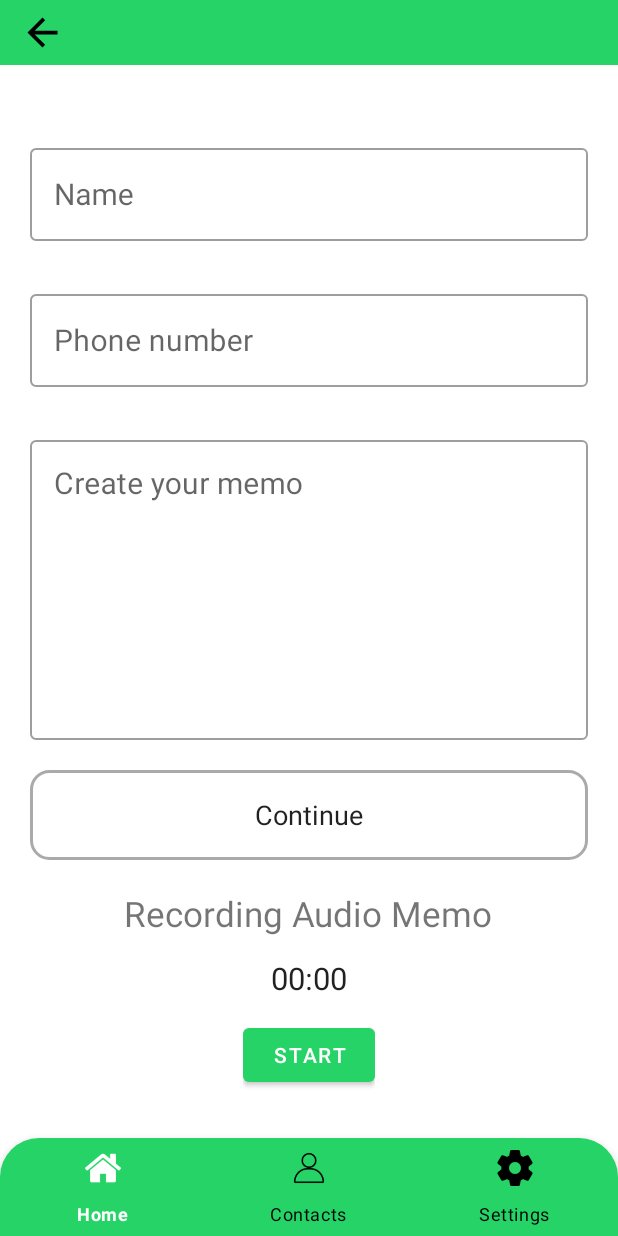
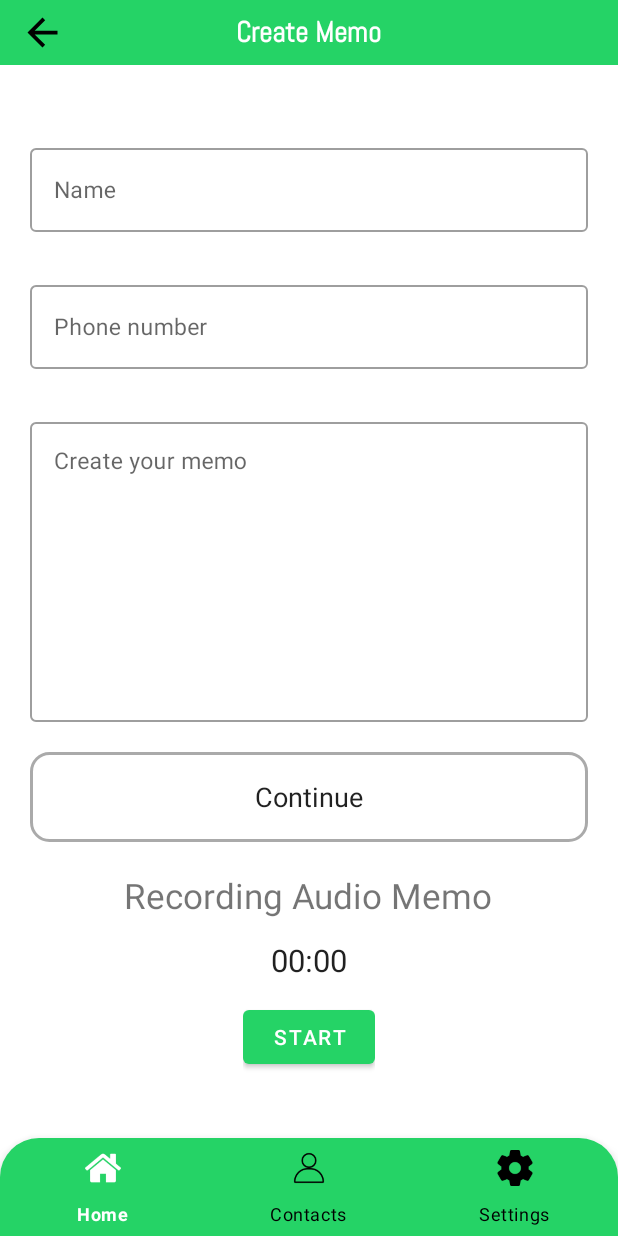
Before and after one commit to Abhish4k/PhoremAndr, an Android app: the HomeFragment screen opened directly, with no data from a screen before it, after a tap on "Create Memo", on a phone screen of 412 x 824 dp. Run offline under Robolectric (Android 15) with nearby library versions, the phone set to English and light mode, and no system bars; our stand-ins replace data binding, sdp/ssp sizes.

Commit message:
Working on create and edit memo

```diff
--- a/app/src/main/java/com/example/phoremandr/fragment/CreateMemoFragment.java
+++ b/app/src/main/java/com/example/phoremandr/fragment/CreateMemoFragment.java
@@ -3,100 +3,106 @@ import android.Manifest;
 import android.content.ContextWrapper;
 import android.content.pm.PackageManager;
 import android.media.MediaRecorder;
-import android.os.Bundle;
 import android.os.Environment;
 import android.os.SystemClock;
-import android.util.Log;
 import android.view.LayoutInflater;
 import android.view.View;
 import android.view.ViewGroup;
-import android.widget.Button;
-import android.widget.Chronometer;
 import android.widget.Toast;
-import androidx.annotation.NonNull;
+
 import androidx.core.app.ActivityCompat;
 import androidx.core.content.ContextCompat;
 import androidx.databinding.DataBindingUtil;
 import androidx.viewbinding.ViewBinding;
 import com.example.phoremandr.R;
+import com.example.phoremandr.api_model.get_memo_by_id.GetMemoByIdDataResponse;
+import com.example.phoremandr.api_model.get_memo_by_id.GetMemoByIdResponse;
 import com.example.phoremandr.base.BaseFragment;
 import com.example.phoremandr.databinding.FragmentCreateMemoBinding;
+import com.example.phoremandr.utils.AppValidator;
+
+import org.jetbrains.annotations.NotNull;
+
 import java.io.File;
 import java.io.IOException;
 import java.util.concurrent.ExecutorService;
 import java.util.concurrent.Executors;
 
+import retrofit2.Call;
+import retrofit2.Callback;
+import retrofit2.Response;
+
 public class CreateMemoFragment extends BaseFragment {
 
     private MediaRecorder recorder;
     private boolean isRecording = false;
-    //sdf
-    private final String recordPermission = Manifest.permission.RECORD_AUDIO;
-    // constant for storing audio permission
+
     public static final int PERMISSION_CODE = 1;
-    private Chronometer myChronometer;
+
     FragmentCreateMemoBinding memoBinding;
-    boolean isVisible;
-    String name;
-    CreateMemoFragment(boolean isVisible, String name){
+    boolean isVisible, isEdit;
+
+    String name, memoId;
+    String audioUrl = "";
+    CreateMemoFragment(boolean isVisible, boolean isEdit, String name, String memoId){
         this.isVisible = isVisible;
+        this.isEdit = isEdit;
         this.name = name;
+        this.memoId = memoId;
     }
     @Override
     public ViewBinding getViewModel(LayoutInflater layoutInflater, ViewGroup container) {
 
         memoBinding = DataBindingUtil.inflate(layoutInflater, R.layout.fragment_create_memo, container, false);
-
-        memoBinding.memoToolbar.setVisibility(isVisible);
-        memoBinding.memoToolbar.setNameData(name);
-        memoBinding.memoToolbar.ivBack.setOnClickListener(v -> {
-            Log.e("==========>","clickable" );
-        });
+        initView();
         return memoBinding;
 
     }
 
-    ExecutorService executorService = Executors.newSingleThreadExecutor();
-
-    @Override
-    public View onCreateView(LayoutInflater inflater, ViewGroup container, Bundle savedInstanceState) {
-        View view = inflater.inflate(R.layout.fragment_create_memo, container, false);
-
-        myChronometer = view.findViewById(R.id.chronometer);
-        Button buttonStart = view.findViewById(R.id.buttonStart);
 
 
 
+    void initView(){
 
-        buttonStart.setOnClickListener(new View.OnClickListener() {
-            @Override
-            public void onClick(View v) {
+        memoBinding.memoToolbar.setNameData(name);
+
+        memoBinding.memoToolbar.setVisibility(isVisible);
+
+        memoBinding.memoToolbar.ivBack.setOnClickListener(v -> {
+           requireFragmentManager().popBackStack();
+
+        });
+
+        if(isEdit){
+            callMemoView();
+        }
+
+        memoBinding.buttonStart.setOnClickListener(v -> {
             if (checkRecordingPermission()) {
                 if (!isRecording) {
                     isRecording = true;
-                        myChronometer.setBase(SystemClock.elapsedRealtime());
-                        myChronometer.start();
+                    memoBinding.chronometer.setBase(SystemClock.elapsedRealtime());
+                    memoBinding.chronometer.start();
                     startRecording();
-                        buttonStart.setText("Stop");
+                    memoBinding.buttonStart.setText(requireContext().getString(R.string.stop));
                 } else {
                     isRecording = false;
-                        myChronometer.stop();
-                        myChronometer.setBase(SystemClock.elapsedRealtime());
+                    memoBinding.chronometer.stop();
+                    memoBinding.chronometer.setBase(SystemClock.elapsedRealtime());
                     saveRecording();
                     Toast.makeText(getContext(), "Recording Saved", Toast.LENGTH_SHORT).show();
-                        buttonStart.setText("Start");
+                    memoBinding.buttonStart.setText(requireContext().getString(R.string.start));
                 }
             } else {
                 requestRecordingPermission();
             }
-            }
         });
-
-
-        return view;
 
     }
 
+
+
+    ExecutorService executorService = Executors.newSingleThreadExecutor();
     private void startRecording() {
         recorder = new MediaRecorder();
         recorder.setAudioSource(MediaRecorder.AudioSource.MIC);
@@ -111,12 +117,9 @@ public class CreateMemoFragment extends BaseFragment {
         recorder.start();
 
         // Update the Chronometer UI on the main thread
-        executorService.execute(new Runnable() {
-            @Override
-            public void run() {
-                myChronometer.setBase(SystemClock.elapsedRealtime());
-                myChronometer.start();
-            }
+        executorService.execute(() -> {
+            memoBinding.chronometer.setBase(SystemClock.elapsedRealtime());
+            memoBinding.chronometer.start();
         });
     }
 
@@ -128,12 +131,9 @@ public class CreateMemoFragment extends BaseFragment {
         recorder = null;
 
         // Update the Chronometer UI on the main thread
-        executorService.execute(new Runnable() {
-            @Override
-            public void run() {
-                myChronometer.stop();
-                myChronometer.setBase(SystemClock.elapsedRealtime());
-            }
+        executorService.execute(() -> {
+            memoBinding.chronometer.stop();
+            memoBinding.chronometer.setBase(SystemClock.elapsedRealtime());
         });
     }
 
@@ -152,24 +152,8 @@ public class CreateMemoFragment extends BaseFragment {
         return true;
     }
 
-    @Override
-    public void onRequestPermissionsResult(int requestCode, @NonNull String[] permissions, @NonNull int[] grantResults) {
-        super.onRequestPermissionsResult(requestCode, permissions, grantResults);
 
-        if (requestCode== PERMISSION_CODE){
-            if (grantResults.length>0){
-                boolean permissionToRecord=grantResults[0]==PackageManager.PERMISSION_GRANTED;
-                if (permissionToRecord){
-                    Toast.makeText(getContext() , "Permission Granted" , Toast.LENGTH_SHORT).show();
-                }else{
-                    Toast.makeText(getContext() , "Permission Denied" , Toast.LENGTH_SHORT).show();
-                }
 
-            }
-
-        }
-
-    }
 
     private  String getRecordingFilePath(){
         ContextWrapper contextWrapper = new ContextWrapper(requireContext());
@@ -177,4 +161,35 @@ public class CreateMemoFragment extends BaseFragment {
         File file = new File(music, "testfile"+".mp3");
         return  file.getPath();
     }
+
+
+    void callMemoView(){
+        memoBinding.createMemoProgress.setVisibility(View.VISIBLE);
+        Call<GetMemoByIdResponse> call3 = apiInterface.callGetMemoById(memoId);
+
+        call3.enqueue(new Callback<GetMemoByIdResponse>() {
+            @Override
+            public void onResponse(@NotNull Call<GetMemoByIdResponse> call, @NotNull Response<GetMemoByIdResponse> response) {
+                memoBinding.createMemoProgress.setVisibility(View.GONE);
+                assert response.body() != null;
+
+                if (response.body().getCode().equals("200")){
+                    GetMemoByIdDataResponse getMemoByIdDataResponse = response.body().getData();
+
+                    memoBinding.etName.setText(getMemoByIdDataResponse.getName());
+                    memoBinding.etMemoName.setText(getMemoByIdDataResponse.getMemo());
+                    memoBinding.etPhone.setText(getMemoByIdDataResponse.getPhoneNumber());
+
+                    audioUrl = getMemoByIdDataResponse.getVoiceMemo();
+
                 }
+
+            }
+            @Override
+            public void onFailure(@NotNull  Call<GetMemoByIdResponse> call, @NotNull Throwable t) {
+                memoBinding.createMemoProgress.setVisibility(View.GONE);
+                AppValidator.logData("getMemoById",""+t.getMessage());
+            }
+        });
+    }
+}
--- a/app/src/main/java/com/example/phoremandr/fragment/HomeFragment.java
+++ b/app/src/main/java/com/example/phoremandr/fragment/HomeFragment.java
@@ -68,7 +68,7 @@ public class HomeFragment extends BaseFragment {
         apiInterface = APIClient.getClient();
 
 
-        fragmentHomeBinding.fbCreateMemo.setOnClickListener(v -> loadFragment(new CreateMemoFragment(true, requireContext().getString(R.string.create_memo)), requireContext().getString(R.string.home) ));
+        fragmentHomeBinding.fbCreateMemo.setOnClickListener(v -> loadFragment(new CreateMemoFragment(true, false, requireContext().getString(R.string.create_memo),""), requireContext().getString(R.string.home) ));
 
         homeAdapter = new HomeAdapter(getAllMemoDataResponseList);
         fragmentHomeBinding.memoListRV.setHasFixedSize(true);
@@ -90,8 +90,6 @@ public class HomeFragment extends BaseFragment {
 
                 GetAllMemoDataResponse deletedCourse = getAllMemoDataResponseList.get(viewHolder.getAdapterPosition());
                 callDeleteMemoId(deletedCourse.getId().toString(), viewHolder);
-
-
 
             }
         };
--- a/app/src/main/java/com/example/phoremandr/fragment/SettingsFragment.java
+++ b/app/src/main/java/com/example/phoremandr/fragment/SettingsFragment.java
@@ -31,7 +31,7 @@ public class SettingsFragment extends BaseFragment {
 
 
     void  onClickCreateMemo(){
-        loadFragment(new CreateMemoFragment(true, getString(R.string.create_memo)), requireContext().getString(R.string.create_memo));
+        loadFragment(new CreateMemoFragment(true, false, getString(R.string.create_memo), ""), requireContext().getString(R.string.create_memo));
     }
 
 
--- a/app/src/main/java/com/example/phoremandr/fragment/ViewMemoFragment.java
+++ b/app/src/main/java/com/example/phoremandr/fragment/ViewMemoFragment.java
@@ -44,7 +44,7 @@ public class ViewMemoFragment extends BaseFragment {
 
     void  initView(){
         viewMemoBinding.viewMemoToolbar.setVisibility(true);
-        viewMemoBinding.viewMemoToolbar.setNameData("");
+        viewMemoBinding.viewMemoToolbar.setNameData(requireContext().getString(R.string.view_memo));
         viewMemoBinding.viewMemoToolbar.ivBack.setOnClickListener(v -> requireFragmentManager().popBackStack());
 
 
@@ -57,7 +57,7 @@ public class ViewMemoFragment extends BaseFragment {
         });
 
 
-        viewMemoBinding.btnEditMemo.setOnClickListener(v ->  loadFragment(new CreateMemoFragment(true, requireContext().getString(R.string.create_memo)),getString(R.string.home)));
+        viewMemoBinding.btnEditMemo.setOnClickListener(v ->  loadFragment(new CreateMemoFragment(true, true, requireContext().getString(R.string.edit_memo), memoId),requireContext().getString(R.string.view_memo)));
 
 
         viewMemoBinding.btnPause.setOnClickListener(v -> {
--- a/app/src/main/res/layout/fragment_create_memo.xml
+++ b/app/src/main/res/layout/fragment_create_memo.xml
@@ -2,7 +2,7 @@
 <layout
     xmlns:android="http://schemas.android.com/apk/res/android">
 
-    <LinearLayout
+    <RelativeLayout
         android:layout_width="match_parent"
         android:layout_height="match_parent"
         android:orientation="vertical">
@@ -12,8 +12,16 @@
             layout="@layout/toolbar"/>
 
 
+        <ProgressBar
+            android:id="@+id/createMemoProgress"
+            android:layout_width="match_parent"
+            android:layout_height="wrap_content"
+            android:layout_centerInParent="true"
+            android:visibility="gone"/>
+
         <ScrollView
             android:layout_width="match_parent"
+            android:layout_below="@id/memoToolbar"
             android:layout_height="match_parent">
 
             <LinearLayout
@@ -32,10 +40,10 @@
                     android:layout_marginTop="30dp">
 
                     <com.google.android.material.textfield.TextInputEditText
-                        android:id="@+id/cmNameTF"
+                        android:id="@+id/etName"
                         android:layout_width="match_parent"
                         android:layout_height="match_parent"
-                        android:textSize="20sp"/>
+                        android:textSize="@dimen/_12ssp"/>
                 </com.google.android.material.textfield.TextInputLayout>
 
 
@@ -48,9 +56,9 @@
                     android:layout_marginTop="30dp">
 
                     <com.google.android.material.textfield.TextInputEditText
-                        android:id="@+id/cmPhoneTF"
+                        android:id="@+id/etPhone"
                         android:layout_width="match_parent"
-                        android:textSize="20sp"
+                        android:textSize="@dimen/_12ssp"
                         android:layout_height="match_parent"/>
                 </com.google.android.material.textfield.TextInputLayout>
 
@@ -65,9 +73,9 @@
                     android:layout_marginTop="30dp">
 
                     <com.google.android.material.textfield.TextInputEditText
-                        android:id="@+id/cmMemoTF"
+                        android:id="@+id/etMemoName"
                         android:layout_width="match_parent"
-                        android:textSize="20sp"
+                        android:textSize="@dimen/_12ssp"
                         android:gravity="top"
                         android:layout_height="200dp"/>
                 </com.google.android.material.textfield.TextInputLayout>
@@ -78,7 +86,7 @@
                     android:layout_width="match_parent"
                     android:layout_height="60dp"
                     android:layout_marginVertical="20dp"
-                    android:text="Continue"
+                    android:text="@string/continue_text"
                     android:textAlignment="center"
                     android:background="@drawable/custom_edit_text_rounded"
                     android:editable="false"
@@ -111,12 +119,6 @@
                        android:layout_width="wrap_content"
                        android:layout_height="wrap_content"
                        android:text="@string/start" />
-<!--                   <Button-->
-<!--                       android:id="@+id/buttonStop"-->
-<!--                       android:layout_width="fill_parent"-->
-<!--                       android:layout_height="wrap_content"-->
-<!--                       android:layout_marginStart="@dimen/_16sdp"-->
-<!--                       android:text="@string/stop" />-->
 
 
                </LinearLayout>
@@ -127,5 +129,5 @@
 
 
 
-    </LinearLayout>
+    </RelativeLayout>
 </layout>
--- a/app/src/main/res/values/strings.xml
+++ b/app/src/main/res/values/strings.xml
@@ -50,4 +50,5 @@
     <string name="_00_00_00_">00:00:00/</string>
     <string name="zero_text">00:00:00</string>
     <string name="view_memo">View Memo</string>
+    <string name="continue_text">Continue</string>
 </resources>
```
Lines whose indentation alone changed are shown as unchanged.
